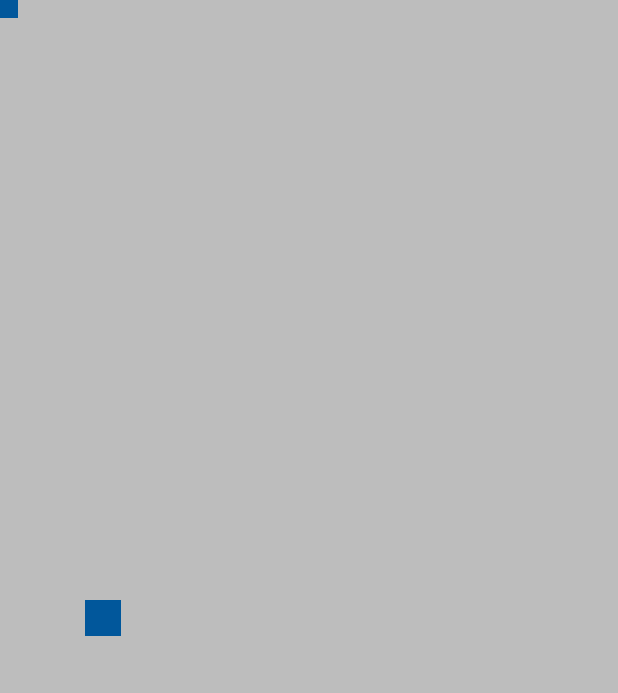
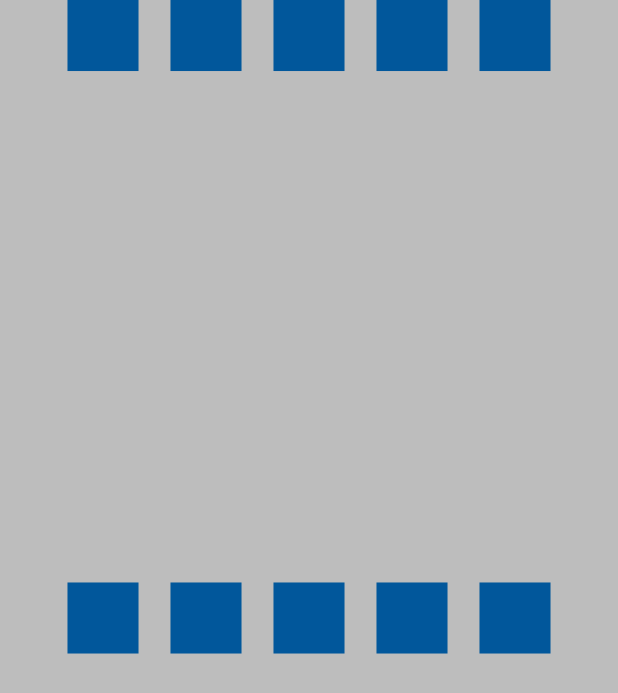
Before and after one commit to Anwesh43/JumpConsecutiveBoxView, an Android app: the screen it shows after launch (MainActivity), on a phone screen of 412 x 824 dp. Before the commit the part shown is almost empty. Shown: the top 693 px of the screen. Run offline under Robolectric (Android 15) with nearby library versions, the phone set to English and light mode, and no system bars.

Commit message:
adding fixes

```diff
--- a/jumpconsecutiveboxview/src/main/java/com/anwesh/uiprojects/jumpconsecutiveboxview/JumpConsecutiveBoxView.kt
+++ b/jumpconsecutiveboxview/src/main/java/com/anwesh/uiprojects/jumpconsecutiveboxview/JumpConsecutiveBoxView.kt
@@ -27,19 +27,19 @@ fun Float.maxScale(i : Int, n : Int) : Float = Math.max(0f, this - i * n.inverse
 fun Float.divideScale(i : Int, n : Int) : Float = Math.min(n.inverse(), maxScale(i, n)) * n
 fun Float.sinify() : Float = Math.sin(this * Math.PI).toFloat()
 
-fun Canvas.drawJumpConsecutiveBox(i : Int, gap : Float, scale : Float, size : Float, h : Float, paint : Paint) {
-    val y : Float = (h / 2) * i
-    val hy : Float = (h / 2 - size / 2)
+fun Canvas.drawJumpConsecutiveBox(i : Int, scale : Float, size : Float, h : Float, paint : Paint) {
+    val y : Float = (h / 2 - size) * i + size
+    val hy : Float = (h / 2 - size)
     val sf : Float = scale.sinify().divideScale(i, boxes)
     save()
-    translate(gap * i, y + hy * sf)
-    drawRect(RectF(-size / 2, -size / 2, size / 2, size / 2), paint)
+    translate(0f, y + hy * sf)
+    drawRect(RectF(-size, -size, size, size), paint)
     restore()
 }
 
-fun Canvas.drawBoxes(gap : Float, scale : Float, size : Float, h : Float, paint : Paint) {
+fun Canvas.drawBoxes(scale : Float, size : Float, h : Float, paint : Paint) {
     for (j in 0..(boxes - 1)) {
-        drawJumpConsecutiveBox(j, gap, scale, size, h, paint)
+        drawJumpConsecutiveBox(j, scale, size, h, paint)
     }
 }
 
@@ -49,7 +49,10 @@ fun Canvas.drawJCBNode(i : Int, scale : Float, paint : Paint) {
     val gap : Float = w / (nodes + 1)
     val size : Float = gap / sizeFactor
     paint.color = foreColor
-    drawBoxes(gap, scale, size, h, paint)
+    save()
+    translate(gap * (i + 1), 0f)
+    drawBoxes(scale, size, h, paint)
+    restore()
 }
 
 class JumpConsecutiveBoxView(ctx : Context) : View(ctx) {
@@ -167,7 +170,7 @@ class JumpConsecutiveBoxView(ctx : Context) : View(ctx) {
         private var dir : Int = 1
 
         fun draw(canvas : Canvas, paint : Paint) {
-            curr.draw(canvas, paint)
+            root.draw(canvas, paint)
         }
 
         fun update(cb : (Float) -> Unit) {
```
